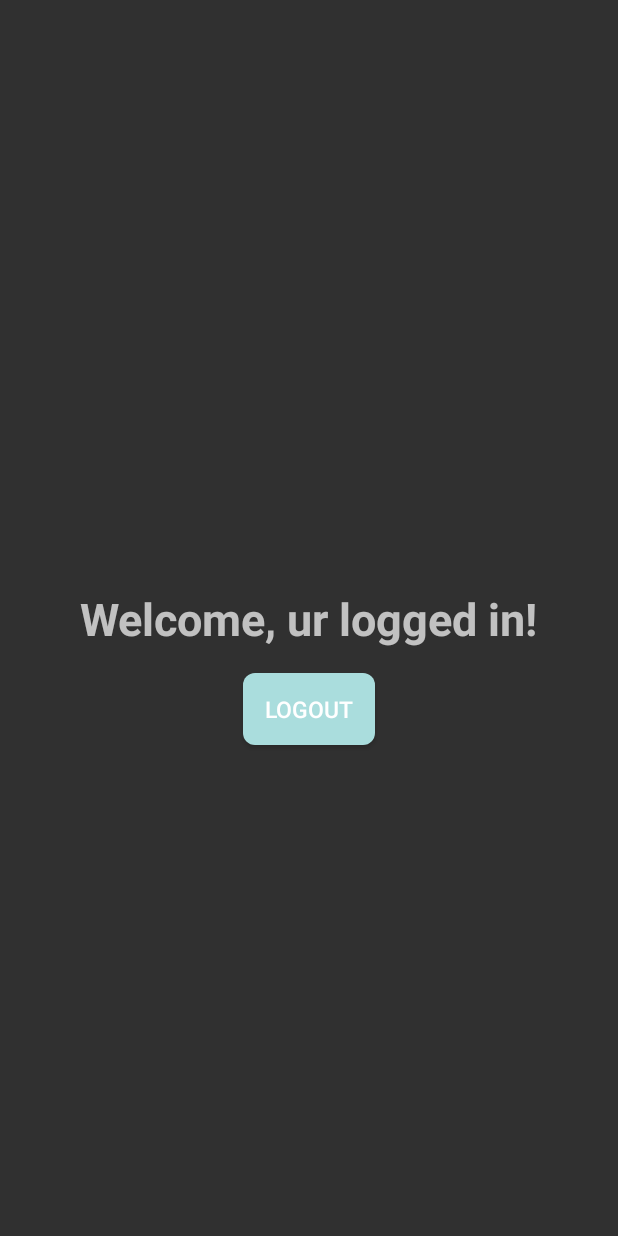
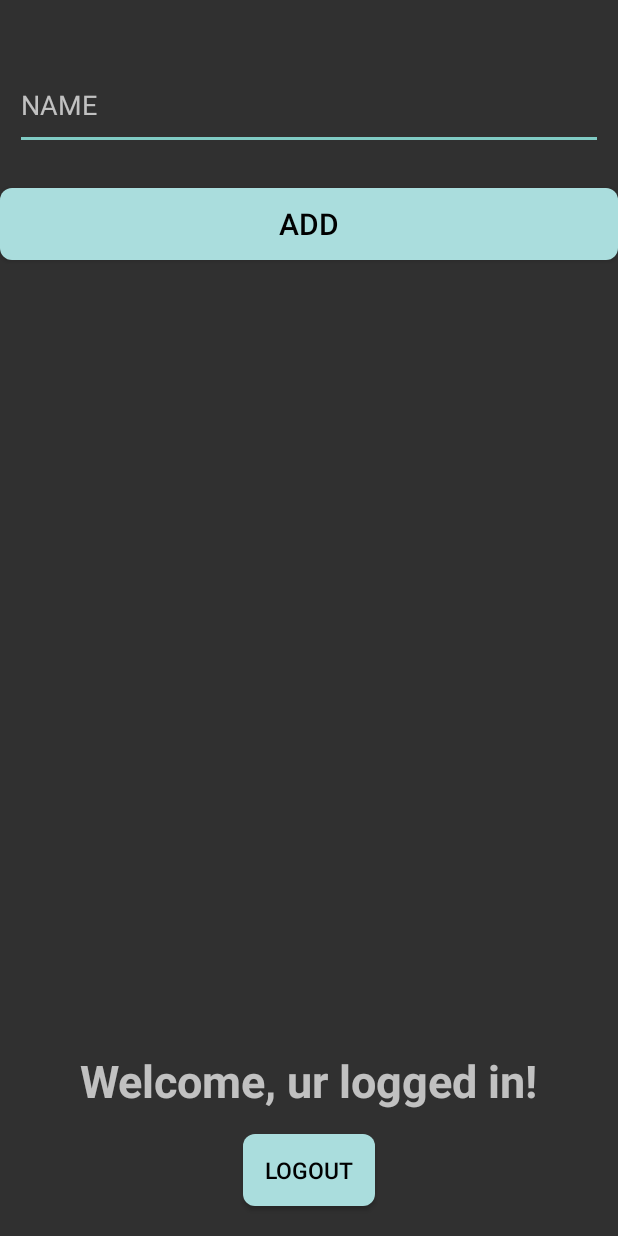
Before and after one commit to Praveenspattar/FireBase-Demo, an Android app: the screen it shows after launch once a user with an empty profile is signed in (MainActivity), on a phone screen of 412 x 824 dp. Run offline under Robolectric (Android 15) with nearby library versions, the phone set to English and light mode, and no system bars; our stand-ins replace Firebase (no records; nobody signed in at launch, a user with empty details on screens opened directly).

Commit message:
first push

```diff
--- a/app/build.gradle
+++ b/app/build.gradle
@@ -32,9 +32,10 @@ android {
 dependencies {
 
     implementation 'androidx.appcompat:appcompat:1.6.1'
-    implementation 'com.google.android.material:material:1.5.0'
+    implementation 'com.google.android.material:material:1.9.0'
     implementation 'androidx.constraintlayout:constraintlayout:2.1.4'
     implementation 'com.google.firebase:firebase-auth:22.0.0'
+    implementation 'com.google.firebase:firebase-database:20.2.2'
     testImplementation 'junit:junit:4.13.2'
     androidTestImplementation 'androidx.test.ext:junit:1.1.5'
     androidTestImplementation 'androidx.test.espresso:espresso-core:3.5.1'
--- a/app/src/main/AndroidManifest.xml
+++ b/app/src/main/AndroidManifest.xml
@@ -2,7 +2,7 @@
 <manifest xmlns:android="http://schemas.android.com/apk/res/android"
     xmlns:tools="http://schemas.android.com/tools">
 
-    <uses-permission android:name="android.permission.INTERNET"/>
+    <uses-permission android:name="android.permission.INTERNET" />
 
     <application
         android:allowBackup="true"
@@ -14,6 +14,9 @@
         android:supportsRtl="true"
         android:theme="@style/Theme.FirebaseDemo"
         tools:targetApi="31">
+        <activity
+            android:name=".list_item"
+            android:exported="false" />
         <activity
             android:name=".register"
             android:exported="false" />
--- a/app/src/main/java/com/myapps/firebasedemo/MainActivity.java
+++ b/app/src/main/java/com/myapps/firebasedemo/MainActivity.java
@@ -1,22 +1,39 @@
 package com.myapps.firebasedemo;
 
-import androidx.appcompat.app.AppCompatActivity;
 
-import android.annotation.SuppressLint;
 import android.content.Intent;
 import android.os.Bundle;
+import android.text.TextUtils;
 import android.view.View;
+import android.widget.ArrayAdapter;
 import android.widget.Button;
+import android.widget.EditText;
+import android.widget.ListView;
+import android.widget.Toast;
+
+import androidx.annotation.NonNull;
+import androidx.appcompat.app.AppCompatActivity;
 
 import com.google.firebase.auth.FirebaseAuth;
 import com.google.firebase.auth.FirebaseUser;
+import com.google.firebase.database.DataSnapshot;
+import com.google.firebase.database.DatabaseError;
+import com.google.firebase.database.DatabaseReference;
+import com.google.firebase.database.FirebaseDatabase;
+import com.google.firebase.database.ValueEventListener;
+
+import java.util.ArrayList;
+import java.util.Objects;
 
 public class MainActivity extends AppCompatActivity {
 
     Button btnLogout;
     FirebaseAuth mAuth;
+    EditText edit;
+    Button add;
+    ListView listView;
 
-    @SuppressLint("MissingInflatedId")
+
     @Override
     protected void onCreate(Bundle savedInstanceState) {
         super.onCreate(savedInstanceState);
@@ -25,11 +42,51 @@ public class MainActivity extends AppCompatActivity {
         btnLogout = findViewById(R.id.btnLogout);
         mAuth = FirebaseAuth.getInstance();
 
+        edit = findViewById(R.id.edit);
+        add = findViewById(R.id.add);
+        listView = findViewById(R.id.listView);
+
         btnLogout.setOnClickListener(v -> {
             mAuth.signOut();
             startActivity(new Intent(MainActivity.this, login.class));
+            finish();
         });
 
+
+        add.setOnClickListener(new View.OnClickListener() {
+            @Override
+            public void onClick(View v) {
+                String text_name = edit.getText().toString();
+                if (TextUtils.isEmpty(text_name)){
+                    Toast.makeText(MainActivity.this, "no name entered", Toast.LENGTH_SHORT).show();
+                }else {
+                    FirebaseDatabase.getInstance().getReference().child("Languages").child("Name").setValue(text_name);
+
+                }
+            }
+        });
+
+        ArrayList<String> list = new ArrayList<>();
+        ArrayAdapter<String> adapter = new ArrayAdapter<>(this, R.layout.activity_list_item, list);
+        listView.setAdapter(adapter);
+
+        FirebaseDatabase.getInstance().getReference().child("Languages").child("n5").setValue("XML");
+        DatabaseReference reference = FirebaseDatabase.getInstance().getReference().child("Languages");
+        reference.addValueEventListener(new ValueEventListener() {
+            @Override
+            public void onDataChange(@NonNull DataSnapshot datasnapshot) {
+                list.clear();
+                for (DataSnapshot snapshot : datasnapshot.getChildren()) {
+                    list.add(snapshot.getValue().toString());
+                }
+                adapter.notifyDataSetChanged();
+            }
+
+            @Override
+            public void onCancelled(@NonNull DatabaseError error) {
+
+            }
+        });
     }
 
     protected void onStart(){
--- a/app/src/main/res/layout/activity_main.xml
+++ b/app/src/main/res/layout/activity_main.xml
@@ -5,6 +5,41 @@
     android:layout_width="match_parent"
     android:layout_height="match_parent"
     tools:context=".MainActivity">
+
+    <EditText
+        android:id="@+id/edit"
+        android:layout_width="match_parent"
+        android:layout_height="60dp"
+        app:layout_constraintTop_toTopOf="parent"
+        app:layout_constraintHorizontal_bias="0.5"
+        app:layout_constraintStart_toStartOf="parent"
+        android:layout_marginStart="10dp"
+        android:layout_marginEnd="10dp"
+        android:hint="NAME"
+        android:layout_marginTop="40dp" />
+
+    <Button
+        android:id="@+id/add"
+        android:layout_width="match_parent"
+        android:layout_height="wrap_content"
+        android:background="@drawable/button"
+        android:text="add"
+        android:textSize="20sp"
+        android:textColor="@color/black"
+        android:layout_marginTop="25dp"
+        app:layout_constraintTop_toBottomOf="@+id/edit"
+        app:layout_constraintStart_toStartOf="parent"
+        app:layout_constraintEnd_toEndOf="parent"/>
+
+    <ListView
+        android:id="@+id/listView"
+        android:layout_width="match_parent"
+        android:layout_height="match_parent"
+        android:layout_marginTop="180dp"
+        android:layout_marginBottom="160dp"
+        android:padding="10dp"
+        app:layout_constraintBottom_toBottomOf="parent"
+        app:layout_constraintTop_toBottomOf="@+id/add" />
 
     <TextView
         android:id="@+id/textView"
@@ -17,7 +52,9 @@
         app:layout_constraintEnd_toEndOf="parent"
         app:layout_constraintHorizontal_bias="0.5"
         app:layout_constraintStart_toStartOf="parent"
-        app:layout_constraintTop_toTopOf="parent" />
+        app:layout_constraintBottom_toTopOf="@+id/btnLogout"
+        android:layout_marginBottom="15dp"
+        />
 
     <Button
         android:id="@+id/btnLogout"
@@ -27,9 +64,12 @@
         app:layout_constraintStart_toStartOf="parent"
         app:layout_constraintEnd_toEndOf="parent"
         android:text="LOGOUT"
-        app:layout_constraintTop_toBottomOf="@+id/textView"
+        android:layout_marginBottom="20dp"
+        app:layout_constraintBottom_toBottomOf="parent"
         app:layout_constraintHorizontal_bias="0.5"
         android:background="@drawable/button"
-        android:textSize="15sp"/>
+        android:textSize="15sp"
+        android:textColor="@color/black"/>
+
 
 </androidx.constraintlayout.widget.ConstraintLayout>
```
Also changed, not shown: app/src/main/java/com/myapps/firebasedemo/list_item.java (added, +14 -0 lines), app/src/main/res/layout/activity_list_item.xml (added, +8 -0 lines).
